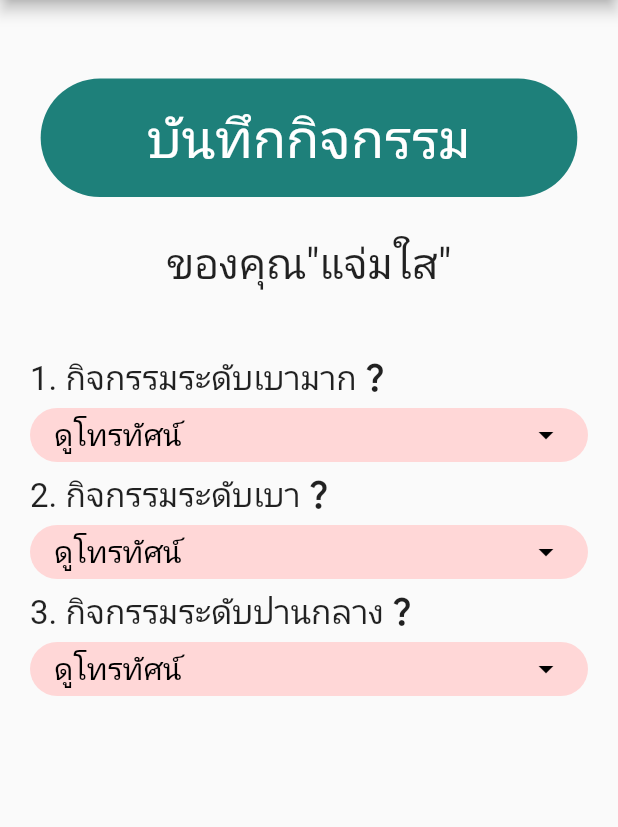
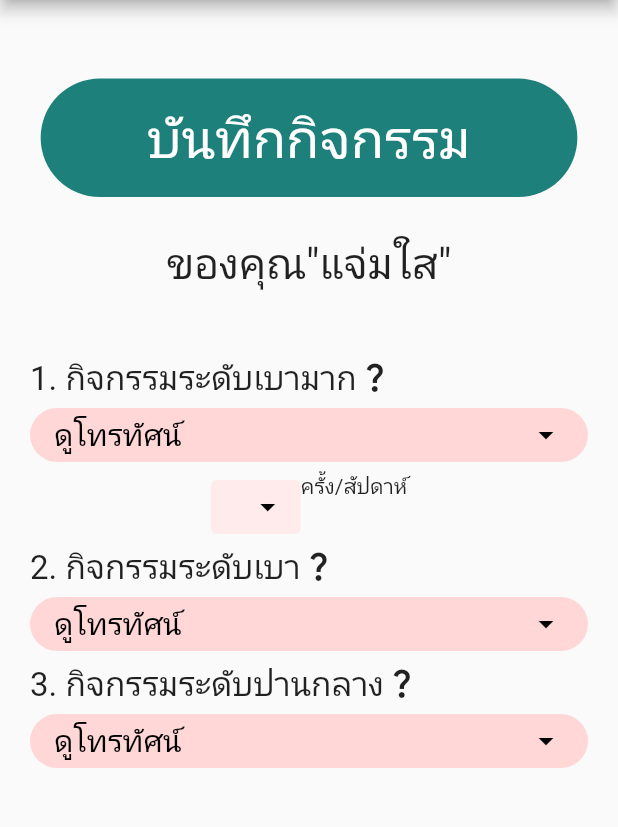
Before and after one commit to AINutritionProject/KinDeeUDee, a Flutter app: the ActivityForm screen opened directly, on a phone screen of 412 x 824 dp, the part 84-911 px from its top. Run offline on Flutter 3.47's test engine with Material 2 defaults, Android fonts, the phone set to English and light mode, and no system bars; our stand-ins replace camera, cloud_firestore, csv, dotted_border, firebase_auth, firebase_core and 5 more; missing offline and left inert: dart:ffi; accounts and stored records are empty.

Commit message:
add SmallDropdown widget

```diff
--- a/lib/pages/information/activity_form.dart
+++ b/lib/pages/information/activity_form.dart
@@ -1,6 +1,8 @@
 import 'package:flutter/material.dart';
+import 'package:appfood2/widgets/small_dropdown.dart';
 import 'package:appfood2/widgets/wide_dropdown.dart';
 
+List<String> frequency = ["1", "2", "3", "4", "5", "6", "7"];
 List<String> lightActivty = ["ดูโทรทัศน์", "นอนหลับ", "สวดมนต์"];
 
 class ActivityForm extends StatefulWidget {
@@ -64,6 +66,17 @@ class _ActivityFormBodyState extends State<ActivityFormBody> {
               WideDropDown(
                 data: lightActivty,
                 color: const Color(0xFFFFD7D7),
+              ),
+              Row(
+                mainAxisAlignment: MainAxisAlignment.center,
+                crossAxisAlignment: CrossAxisAlignment.start,
+                children: [
+                  SmallDropDown(
+                    data: frequency,
+                    color: const Color(0xFFFFEBEB),
+                  ),
+                  const Text("ครั้ง/สัปดาห์"),
+                ],
               ),
               const Align(
                 alignment: Alignment.centerLeft,
--- a/lib/widgets/small_dropdown.dart
+++ b/lib/widgets/small_dropdown.dart
@@ -0,0 +1,119 @@
+import 'package:flutter/material.dart';
+
+class SmallDropDown extends StatefulWidget {
+  final List<String> data;
+  final Color color;
+  const SmallDropDown({
+    super.key,
+    this.color = Colors.white,
+    required this.data,
+  });
+
+  @override
+  State<SmallDropDown> createState() => _SmallDropDownState();
+}
+
+class _SmallDropDownState extends State<SmallDropDown> {
+  late String selectedItem = "";
+  bool boxOpen = false;
+
+  @override
+  Widget build(BuildContext context) {
+    return Center(
+      child: Column(
+        crossAxisAlignment: CrossAxisAlignment.start,
+        children: [
+          ElevatedButton(
+            style: ButtonStyle(
+                minimumSize: const MaterialStatePropertyAll(Size(0, 0)),
+                padding: const MaterialStatePropertyAll(
+                    EdgeInsets.symmetric(vertical: 6, horizontal: 10)),
+                backgroundColor: MaterialStatePropertyAll(widget.color),
+                elevation: const MaterialStatePropertyAll(0)),
+            onPressed: () {
+              setState(() {
+                boxOpen = !boxOpen;
+              });
+            },
+            child: SizedBox(
+              width: 40,
+              child: Row(
+                mainAxisAlignment: MainAxisAlignment.spaceBetween,
+                children: [
+                  Text(
+                    selectedItem,
+                    style: const TextStyle(color: Colors.black),
+                  ),
+                  const Icon(
+                    Icons.arrow_drop_down,
+                    color: Colors.black,
+                  )
+                ],
+              ),
+            ),
+          ),
+          LayoutBuilder(
+              builder: (BuildContext context, BoxConstraints constraint) {
+            if (boxOpen) {
+              return Center(
+                child: Container(
+                  alignment: Alignment.center,
+                  width: 60,
+                  height: 100,
+                  decoration: BoxDecoration(
+                    color: widget.color,
+                  ),
+                  child: Padding(
+                    padding:
+                        const EdgeInsets.symmetric(vertical: 5, horizontal: 10),
+                    child: ListView.builder(
+                        itemExtent: 30,
+                        itemCount: widget.data.length,
+                        itemBuilder: (BuildContext context, int index) {
+                          return ElevatedButton(
+                            style: ButtonStyle(
+                              padding: const MaterialStatePropertyAll(
+                                  EdgeInsets.all(0)),
+                              minimumSize:
+                                  const MaterialStatePropertyAll(Size(0, 0)),
+                              overlayColor: const MaterialStatePropertyAll(
+                                  Color(0x11000000)),
+                              backgroundColor:
+                                  MaterialStatePropertyAll(widget.color),
+                              elevation: const MaterialStatePropertyAll(0),
+                              splashFactory: InkRipple.splashFactory,
+                            ),
+                            onPressed: () async {
+                              setState(() async {
+                                selectedItem = widget.data[index];
+                                Future.delayed(
+                                    const Duration(milliseconds: 100), () {
+                                  setState(() {
+                                    boxOpen = false;
+                                  });
+                                });
+                              });
+                            },
+                            child: Align(
+                              alignment: Alignment.centerLeft,
+                              child: Text(
+                                widget.data[index],
+                                style: const TextStyle(
+                                  color: Colors.black,
+                                ),
+                              ),
+                            ),
+                          );
+                        }),
+                  ),
+                ),
+              );
+            } else {
+              return Container();
+            }
+          })
+        ],
+      ),
+    );
+  }
+}
```
